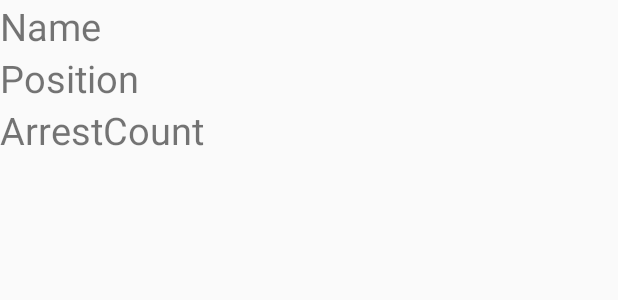
After one commit to arolling/android-faulty-football, an Android app: the layout player_list_item.xml on its own in the app's theme, with its tools: preview values and no code run, on a phone screen of 412 x 824 dp. The commit adds this screen. Shown: the top 300 px of the screen. Run offline under Robolectric (Android 15) with nearby library versions, the phone set to English and light mode, and no system bars.

Commit message:
add recycler view and adapter for display of player search API

```diff
--- /dev/null
+++ b/app/src/main/res/layout/player_list_item.xml
@@ -0,0 +1,26 @@
+<?xml version="1.0" encoding="utf-8"?>
+<LinearLayout xmlns:android="http://schemas.android.com/apk/res/android"
+    android:orientation="vertical" android:layout_width="match_parent"
+    android:layout_height="wrap_content">
+
+    <TextView
+        android:layout_width="wrap_content"
+        android:layout_height="wrap_content"
+        android:text="Name"
+        android:id="@+id/nameTextView"
+        android:textSize="25sp" />
+
+    <TextView
+        android:layout_width="wrap_content"
+        android:layout_height="wrap_content"
+        android:text="Position"
+        android:id="@+id/positionTextView"
+        android:textSize="25sp" />
+
+    <TextView
+        android:layout_width="wrap_content"
+        android:layout_height="wrap_content"
+        android:text="ArrestCount"
+        android:id="@+id/arrestCountTextView"
+        android:textSize="25sp" />
+</LinearLayout>
```
Also changed, not shown: app/src/main/java/com/epicodus/faultyfootballleague/adapters/PlayerListAdapter.java (added, +66 -0 lines), app/src/main/java/com/epicodus/faultyfootballleague/models/Player.java (+23 -0 lines), app/src/main/java/com/epicodus/faultyfootballleague/services/NFLArrestService.java (+36 -0 lines), app/src/main/java/com/epicodus/faultyfootballleague/ui/PlayerListFragment.java (+16 -11 lines).
